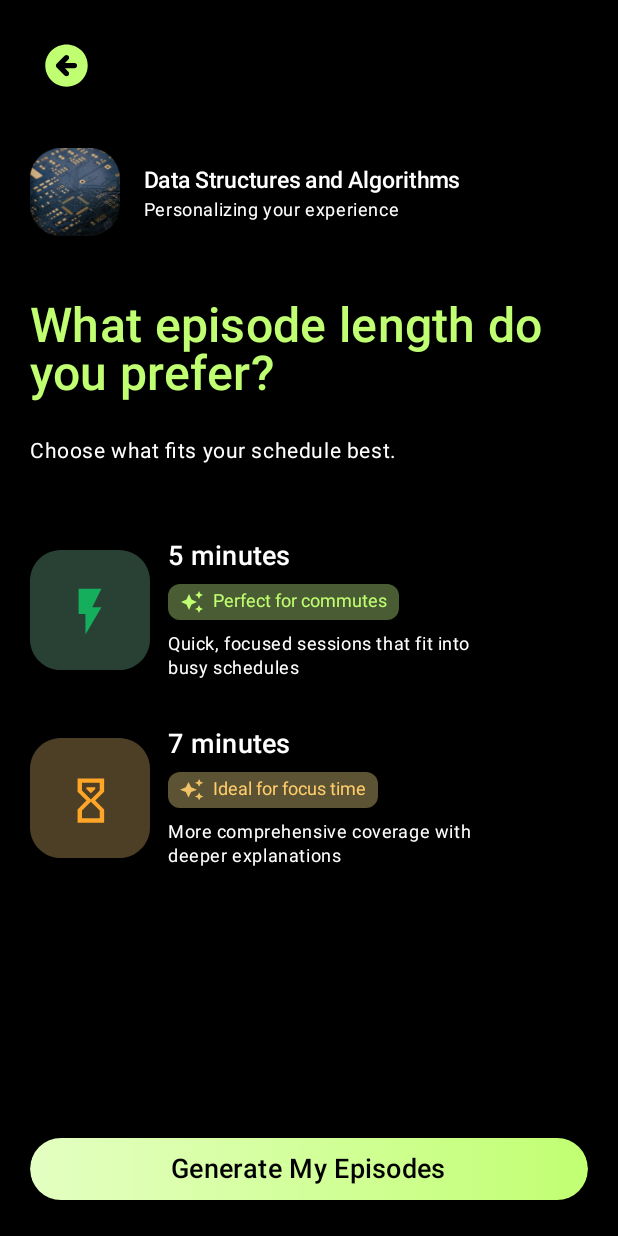
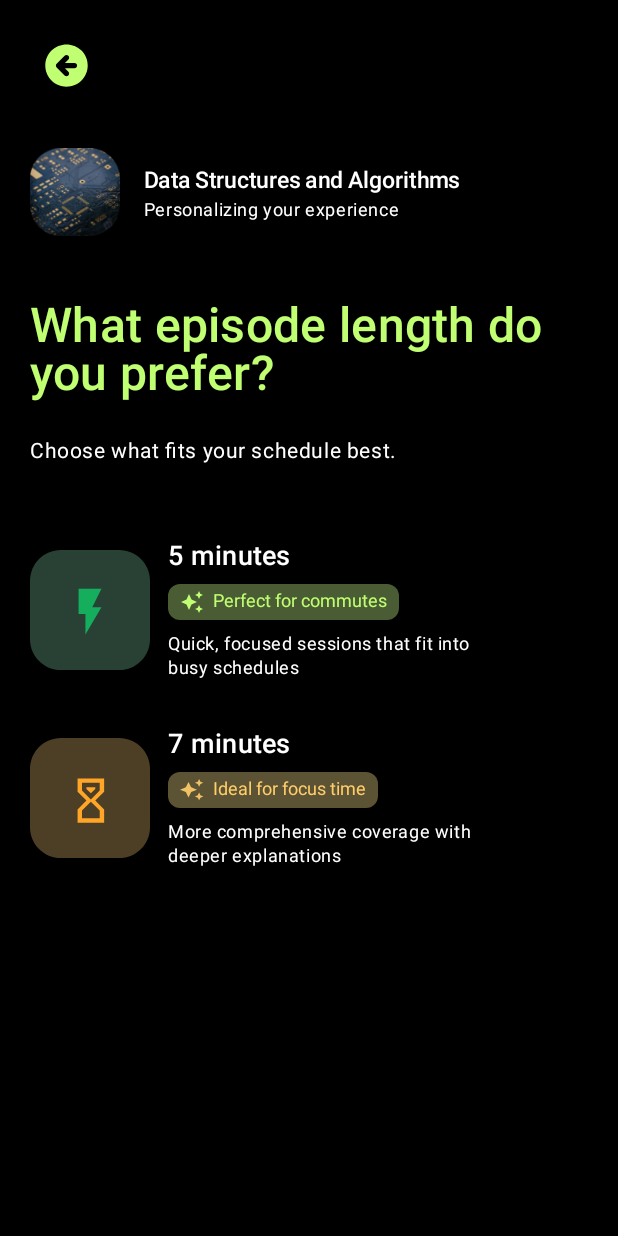
Before and after one commit to WismeLabs/Nova, an Android app built with Jetpack Compose: the @Preview function JourneyDurationScreenPreview, on a phone screen of 412 x 824 dp. Run offline under Robolectric (Android 15) with nearby library versions, the phone set to English and light mode, and no system bars.

Commit message:
removed button

```diff
--- a/app/src/main/java/com/wisme/nova/ui/journeys/JourneyDurationQuestion.kt
+++ b/app/src/main/java/com/wisme/nova/ui/journeys/JourneyDurationQuestion.kt
@@ -142,34 +142,6 @@ fun JourneyDurationScreen(
                 )
             }
             Spacer(Modifier.weight(1f))
-            //Generate button
-            Button(
-                onClick = onContinueClick,
-                colors = ButtonDefaults.buttonColors(
-                    containerColor = Color.Transparent,
-                    contentColor = Color.Black
-                ),
-                contentPadding = PaddingValues(),
-                shape = RoundedCornerShape(30.dp),
-                modifier = Modifier
-                    .fillMaxWidth()
-                    .height(49.dp)
-            ) {
-                Box(
-                    modifier = Modifier
-                        .fillMaxWidth()
-                        .background(Gradient, shape = RoundedCornerShape(30.dp))
-                        .padding(horizontal = 16.dp, vertical = 10.dp),
-                    contentAlignment = Alignment.Center
-                ) {
-                    Text(
-                        "Generate My Episodes",
-                        style = MaterialTheme.typography.bodyMedium,
-                        fontSize = 18.sp,
-                        fontWeight = FontWeight.SemiBold
-                    )
-                }
-            }
         }
     }
 }
```
Also changed, not shown: app/src/main/java/com/wisme/nova/ui/journeys/JourneyLevelQuestion.kt (+0 -28 lines).
